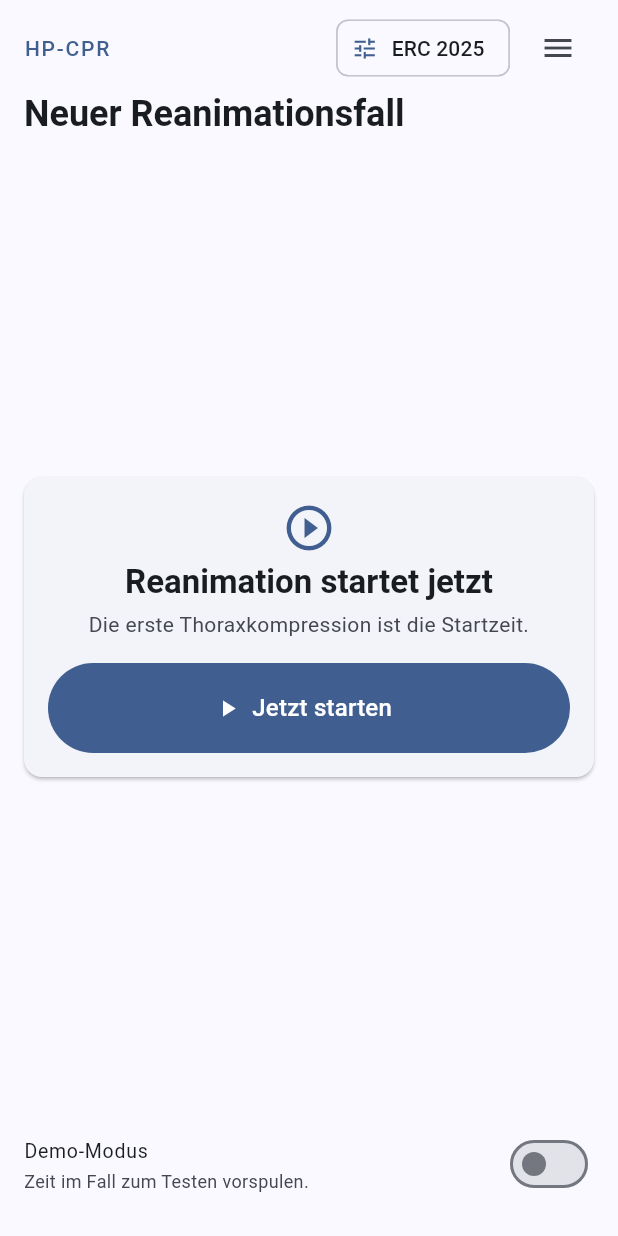
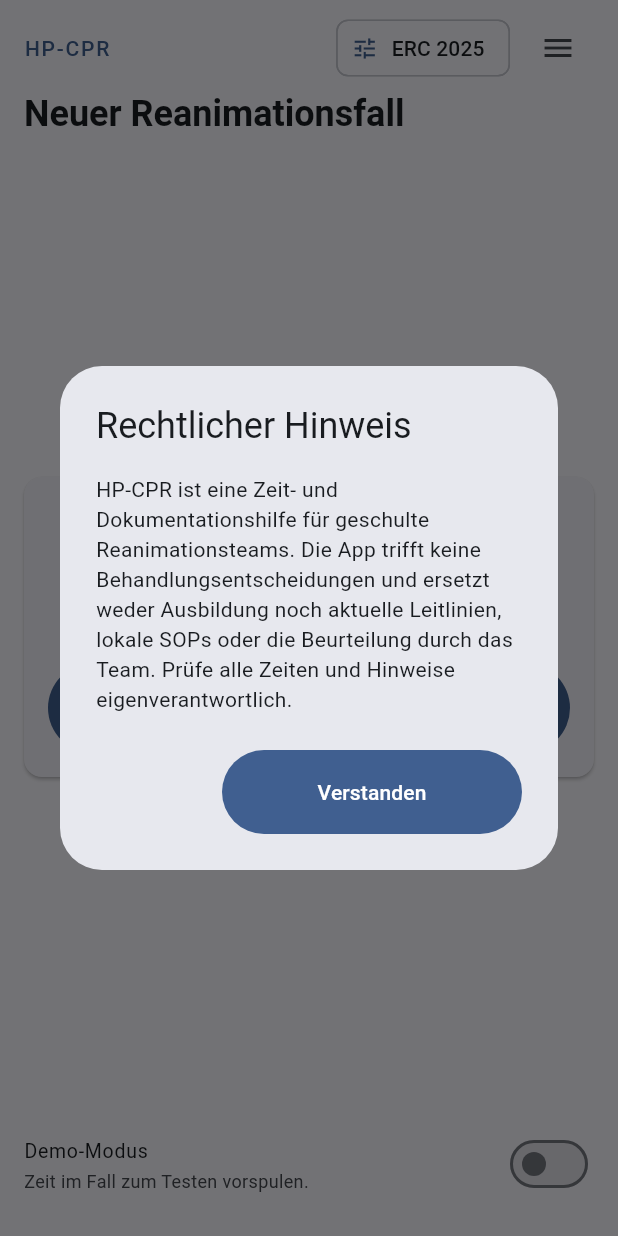
Before and after one commit to simonhauck/hp-cpr, a Flutter app: the screen it shows after launch, on a phone screen of 412 x 824 dp. Run offline on Flutter 3.47's test engine with Material 3 defaults, Android fonts, the phone set to English and light mode, and no system bars; our stand-ins replace package_info_plus, shared_preferences, wakelock_plus.

Commit message:
feat(legal): show the Rechtlicher Hinweis at first start and in About
Show a short disclaimer once at first start and keep it on the About
page. The notice never blocks a stored active Reanimationsfall; it then
waits for the next start without an active case.

Closes #95

Co-Authored-By: Claude Opus 5.5 <noreply@anthropic.com>

```diff
--- a/lib/app.dart
+++ b/lib/app.dart
@@ -6,6 +6,7 @@ import 'package:hp_cpr/core/wake_lock.dart';
 import 'package:hp_cpr/features/reanimationsfall/data/reanimationsfall_session.dart';
 import 'package:hp_cpr/features/reanimationsfall/data/reanimationsfall_store.dart';
 import 'package:hp_cpr/features/reanimationsfall/presentation/start_page.dart';
+import 'package:hp_cpr/features/settings/data/disclaimer_store.dart';
 import 'package:hp_cpr/features/settings/domain/app_settings.dart';
 import 'package:hp_cpr/l10n/app_localizations.dart';
 import 'package:hp_cpr/ui/navigation/app_routes.dart';
@@ -19,6 +20,7 @@ class HpCprApp extends StatefulWidget {
     this.wakeLock,
     this.vibrator,
     this.store,
+    this.disclaimerStore,
   });
 
   /// Injectable for tests; defaults to the monotonic system clock.
@@ -36,6 +38,9 @@ class HpCprApp extends StatefulWidget {
   /// Injectable for tests; defaults to the local preferences store.
   final ReanimationsfallStore? store;
 
+  /// Injectable for tests; defaults to the local preferences store.
+  final DisclaimerStore? disclaimerStore;
+
   @override
   State<HpCprApp> createState() => _HpCprAppState();
 }
@@ -49,6 +54,8 @@ class _HpCprAppState extends State<HpCprApp> {
   late final bool _ownsSettings = widget.settings == null;
   late final ReanimationsfallStore _store =
       widget.store ?? const SharedPreferencesReanimationsfallStore();
+  late final DisclaimerStore _disclaimerStore =
+      widget.disclaimerStore ?? const SharedPreferencesDisclaimerStore();
   late final ReanimationsfallSession _session = ReanimationsfallSession(
     store: _store,
     clock: _clock,
@@ -102,6 +109,7 @@ class _HpCprAppState extends State<HpCprApp> {
         wakeLock: _wakeLock,
         vibrator: _vibrator,
         session: _session,
+        disclaimerStore: _disclaimerStore,
       ),
     );
   }
--- a/lib/features/reanimationsfall/presentation/start_page.dart
+++ b/lib/features/reanimationsfall/presentation/start_page.dart
@@ -11,8 +11,10 @@ import 'package:hp_cpr/features/reanimationsfall/presentation/reanimationsfall_p
 import 'package:hp_cpr/features/reanimationsfall/presentation/start_card.dart';
 import 'package:hp_cpr/features/reanimationsfall/presentation/timer_format.dart';
 import 'package:hp_cpr/features/leitlinienprofil/presentation/leitlinienprofil_chip.dart';
+import 'package:hp_cpr/features/settings/data/disclaimer_store.dart';
 import 'package:hp_cpr/features/settings/domain/app_settings.dart';
 import 'package:hp_cpr/l10n/app_localizations.dart';
+import 'package:hp_cpr/ui/dialogs/rechtlicher_hinweis_dialog.dart';
 import 'package:hp_cpr/ui/layout/page_layout.dart';
 import 'package:hp_cpr/ui/layout/page_scaffold.dart';
 import 'package:hp_cpr/ui/navigation/app_destination.dart';
@@ -28,6 +30,7 @@ class StartPage extends StatefulWidget {
     required this.wakeLock,
     required this.vibrator,
     required this.session,
+    required this.disclaimerStore,
   });
 
   final AppClock clock;
@@ -35,6 +38,7 @@ class StartPage extends StatefulWidget {
   final WakeLock wakeLock;
   final Vibrator vibrator;
   final ReanimationsfallSession session;
+  final DisclaimerStore disclaimerStore;
 
   @override
   State<StartPage> createState() => _StartPageState();
@@ -47,7 +51,17 @@ class _StartPageState extends State<StartPage> {
   @override
   void initState() {
     super.initState();
-    _loadActive();
+    _loadActive().then((_) => _showDisclaimerOnFirstStart());
+  }
+
+  /// Shows the Rechtlicher Hinweis once, never while a Reanimationsfall is
+  /// active, so an emergency is not delayed.
+  Future<void> _showDisclaimerOnFirstStart() async {
+    if (!mounted || _activeFall != null) return;
+    if (await widget.disclaimerStore.isAcknowledged()) return;
+    if (!mounted) return;
+    await showRechtlicherHinweisDialog(context);
+    await widget.disclaimerStore.acknowledge();
   }
 
   Future<void> _loadActive() async {
--- a/lib/l10n/app_de.arb
+++ b/lib/l10n/app_de.arb
@@ -487,6 +487,18 @@
   "aboutLicensesDescription": "Lizenztexte der App und ihrer Bibliotheken",
   "@aboutLicensesDescription": {
     "description": "Erklärung des Lizenzen-Eintrags auf der Über-Seite"
+  },
+  "legalNoticeTitle": "Rechtlicher Hinweis",
+  "@legalNoticeTitle": {
+    "description": "Titel des Rechtlichen Hinweises (Dialog und Über-Seite)"
+  },
+  "legalNoticeText": "HP-CPR ist eine Zeit- und Dokumentationshilfe für geschulte Reanimationsteams. Die App trifft keine Behandlungsentscheidungen und ersetzt weder Ausbildung noch aktuelle Leitlinien, lokale SOPs oder die Beurteilung durch das Team. Prüfe alle Zeiten und Hinweise eigenverantwortlich.",
+  "@legalNoticeText": {
+    "description": "Text des Rechtlichen Hinweises, auch für den Store-Eintrag"
+  },
+  "legalNoticeConfirm": "Verstanden",
+  "@legalNoticeConfirm": {
+    "description": "Bestätigung des Rechtlichen Hinweises beim ersten Start"
   },
   "amiodaronLabel": "Amiodaron",
   "@amiodaronLabel": {
--- a/lib/l10n/app_localizations.dart
+++ b/lib/l10n/app_localizations.dart
@@ -754,6 +754,24 @@ abstract class AppLocalizations {
   /// **'Lizenztexte der App und ihrer Bibliotheken'**
   String get aboutLicensesDescription;
 
+  /// Titel des Rechtlichen Hinweises (Dialog und Über-Seite)
+  ///
+  /// In de, this message translates to:
+  /// **'Rechtlicher Hinweis'**
+  String get legalNoticeTitle;
+
+  /// Text des Rechtlichen Hinweises, auch für den Store-Eintrag
+  ///
+  /// In de, this message translates to:
+  /// **'HP-CPR ist eine Zeit- und Dokumentationshilfe für geschulte Reanimationsteams. Die App trifft keine Behandlungsentscheidungen und ersetzt weder Ausbildung noch aktuelle Leitlinien, lokale SOPs oder die Beurteilung durch das Team. Prüfe alle Zeiten und Hinweise eigenverantwortlich.'**
+  String get legalNoticeText;
+
+  /// Bestätigung des Rechtlichen Hinweises beim ersten Start
+  ///
+  /// In de, this message translates to:
+  /// **'Verstanden'**
+  String get legalNoticeConfirm;
+
   /// Beschriftung des Amiodaron-Hinweises
   ///
   /// In de, this message translates to:
--- a/lib/l10n/app_localizations_de.dart
+++ b/lib/l10n/app_localizations_de.dart
@@ -368,6 +368,16 @@ class AppLocalizationsDe extends AppLocalizations {
   @override
   String get aboutLicensesDescription =>
       'Lizenztexte der App und ihrer Bibliotheken';
+
+  @override
+  String get legalNoticeTitle => 'Rechtlicher Hinweis';
+
+  @override
+  String get legalNoticeText =>
+      'HP-CPR ist eine Zeit- und Dokumentationshilfe für geschulte Reanimationsteams. Die App trifft keine Behandlungsentscheidungen und ersetzt weder Ausbildung noch aktuelle Leitlinien, lokale SOPs oder die Beurteilung durch das Team. Prüfe alle Zeiten und Hinweise eigenverantwortlich.';
+
+  @override
+  String get legalNoticeConfirm => 'Verstanden';
 
   @override
   String get amiodaronLabel => 'Amiodaron';
```
Also changed, not shown: lib/features/about/presentation/about_page.dart (+8 -0 lines), lib/features/settings/data/disclaimer_store.dart (added, +49 -0 lines), lib/ui/dialogs/rechtlicher_hinweis_dialog.dart (added, +32 -0 lines), 2 other files.
